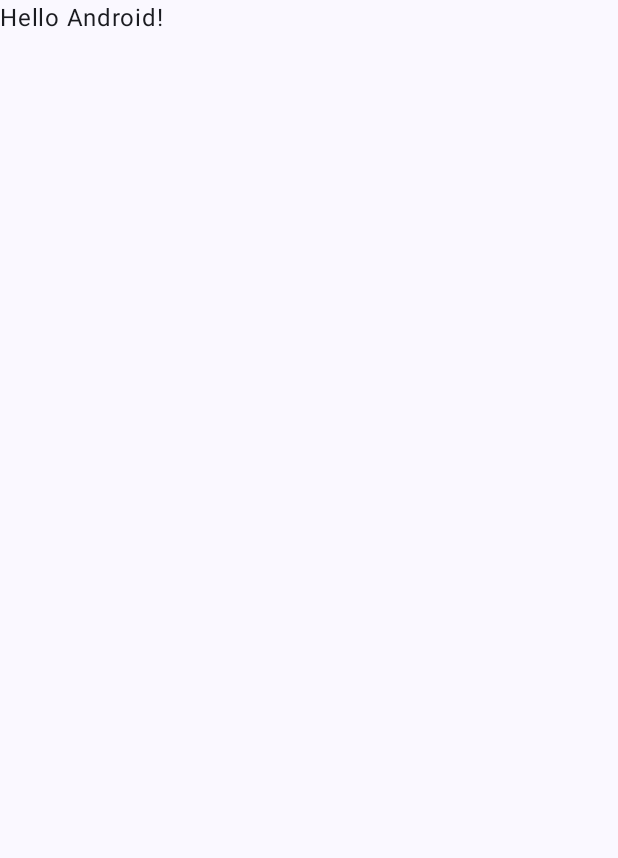
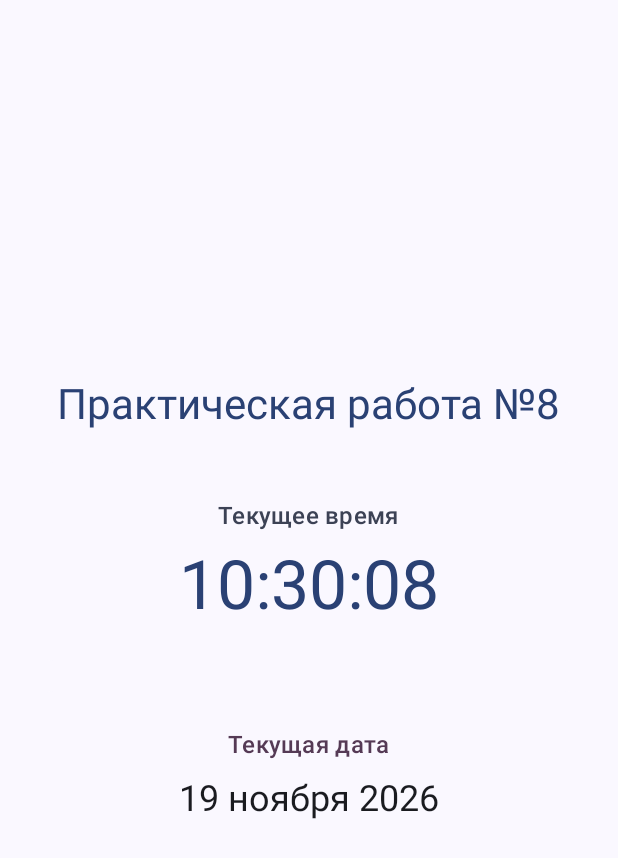
Before and after one commit to danilkilnevoy/pz8_Kilnevoy_PR-24.102, an Android app built with Jetpack Compose: the screen it shows after launch (MainActivity), on a phone screen of 412 x 824 dp. Before the commit the part shown is almost empty. Shown: the top 858 px of the screen. Run offline under Robolectric (Android 15) with nearby library versions, the phone set to English and light mode, and no system bars.

Commit message:
Добавлены часы в реальном времени и отображение текущей даты

```diff
--- a/app/src/main/java/com/example/pz8_kilnevoy_pr_24102/MainActivity.kt
+++ b/app/src/main/java/com/example/pz8_kilnevoy_pr_24102/MainActivity.kt
@@ -3,45 +3,145 @@ package com.example.pz8_kilnevoy_pr_24102
 import android.os.Bundle
 import androidx.activity.ComponentActivity
 import androidx.activity.compose.setContent
-import androidx.activity.enableEdgeToEdge
-import androidx.compose.foundation.layout.fillMaxSize
-import androidx.compose.foundation.layout.padding
-import androidx.compose.material3.Scaffold
-import androidx.compose.material3.Text
-import androidx.compose.runtime.Composable
+import androidx.compose.foundation.layout.*
+import androidx.compose.material3.*
+import androidx.compose.runtime.*
+import androidx.compose.ui.Alignment
 import androidx.compose.ui.Modifier
 import androidx.compose.ui.tooling.preview.Preview
+import androidx.compose.ui.unit.dp
 import com.example.pz8_kilnevoy_pr_24102.ui.theme.Pz8_Kilnevoy_PR24102Theme
+import kotlinx.coroutines.delay
+import java.text.SimpleDateFormat
+import java.util.Date
+import java.util.Locale
 
 class MainActivity : ComponentActivity() {
     override fun onCreate(savedInstanceState: Bundle?) {
         super.onCreate(savedInstanceState)
-        enableEdgeToEdge()
         setContent {
             Pz8_Kilnevoy_PR24102Theme {
-                Scaffold(modifier = Modifier.fillMaxSize()) { innerPadding ->
-                    Greeting(
-                        name = "Android",
-                        modifier = Modifier.padding(innerPadding)
-                    )
+                Surface(
+                    modifier = Modifier.fillMaxSize(),
+                    color = MaterialTheme.colorScheme.background
+                ) {
+                    ClockAndDateScreen()
                 }
             }
         }
     }
 }
 
+// Функции Kotlin для получения актуального времени и даты
+fun getCurrentTime(): String {
+    val formatter = SimpleDateFormat("HH:mm:ss", Locale.forLanguageTag("ru-RU"))
+    return formatter.format(Date())
+}
+
+fun getCurrentDate(): String {
+    val formatter = SimpleDateFormat("dd MMMM yyyy", Locale.forLanguageTag("ru-RU"))
+    return formatter.format(Date())
+}
+
 @Composable
-fun Greeting(name: String, modifier: Modifier = Modifier) {
-    Text(
-        text = "Hello $name!",
-        modifier = modifier
-    )
+fun ClockAndDateScreen() {
+    var currentTime by remember { mutableStateOf(getCurrentTime()) }
+    var currentDate by remember { mutableStateOf(getCurrentDate()) }
+
+    // Обновление времени и даты каждую секунду в реальном времени
+    LaunchedEffect(Unit) {
+        while (true) {
+            currentTime = getCurrentTime()
+            currentDate = getCurrentDate()
+            delay(1000L)
+        }
+    }
+
+    Column(
+        modifier = Modifier
+            .fillMaxSize()
+            .padding(24.dp),
+        verticalArrangement = Arrangement.spacedBy(20.dp, Alignment.CenterVertically),
+        horizontalAlignment = Alignment.CenterHorizontally
+    ) {
+        Text(
+            text = "Практическая работа №8",
+            style = MaterialTheme.typography.headlineMedium,
+            color = MaterialTheme.colorScheme.primary
+        )
+
+        // Элемент 1: часы в реальном времени (ЧЧ:ММ:СС)
+        ClockElement(time = currentTime)
+
+        // Элемент 2: текущая дата (день, месяц полностью, год 4 знака)
+        DateElement(date = currentDate)
+    }
+}
+
+@Composable
+fun ClockElement(time: String) {
+    Card(
+        colors = CardDefaults.cardColors(
+            containerColor = MaterialTheme.colorScheme.surface
+        ),
+        modifier = Modifier.fillMaxWidth()
+    ) {
+        Column(
+            modifier = Modifier
+                .fillMaxWidth()
+                .padding(24.dp),
+            horizontalAlignment = Alignment.CenterHorizontally,
+            verticalArrangement = Arrangement.spacedBy(8.dp)
+        ) {
+            Text(
+                text = "Текущее время",
+                style = MaterialTheme.typography.titleMedium,
+                color = MaterialTheme.colorScheme.secondary
+            )
+            Text(
+                text = time,
+                style = MaterialTheme.typography.displayMedium,
+                color = MaterialTheme.colorScheme.primary
+            )
+        }
+    }
+}
+
+@Composable
+fun DateElement(date: String) {
+    Card(
+        colors = CardDefaults.cardColors(
+            containerColor = MaterialTheme.colorScheme.surface
+        ),
+        modifier = Modifier.fillMaxWidth()
+    ) {
+        Column(
+            modifier = Modifier
+                .fillMaxWidth()
+                .padding(24.dp),
+            horizontalAlignment = Alignment.CenterHorizontally,
+            verticalArrangement = Arrangement.spacedBy(8.dp)
+        ) {
+            Text(
+                text = "Текущая дата",
+                style = MaterialTheme.typography.titleMedium,
+                color = MaterialTheme.colorScheme.tertiary
+            )
+            Text(
+                text = date,
+                style = MaterialTheme.typography.headlineSmall,
+                color = MaterialTheme.colorScheme.onSurface
+            )
+        }
+    }
 }
 
 @Preview(showBackground = true)
 @Composable
-fun GreetingPreview() {
+fun ClockAndDatePreview() {
     Pz8_Kilnevoy_PR24102Theme {
-        Greeting("Android")
+        Surface(color = MaterialTheme.colorScheme.background) {
+            ClockAndDateScreen()
+        }
     }
 }
```
